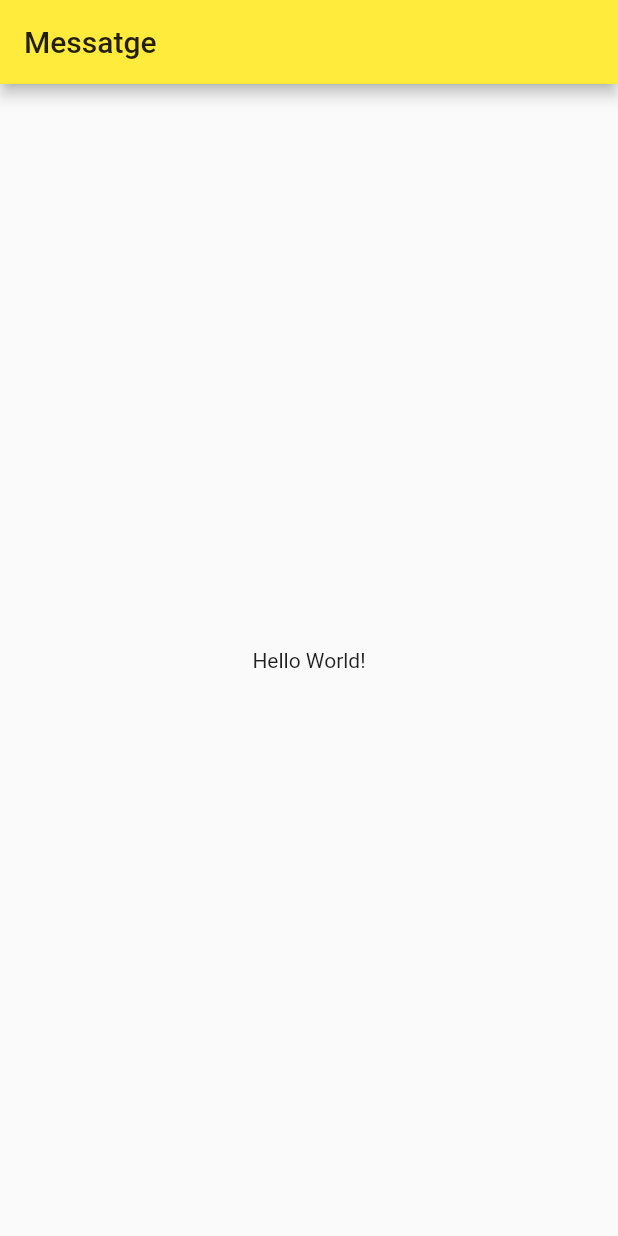
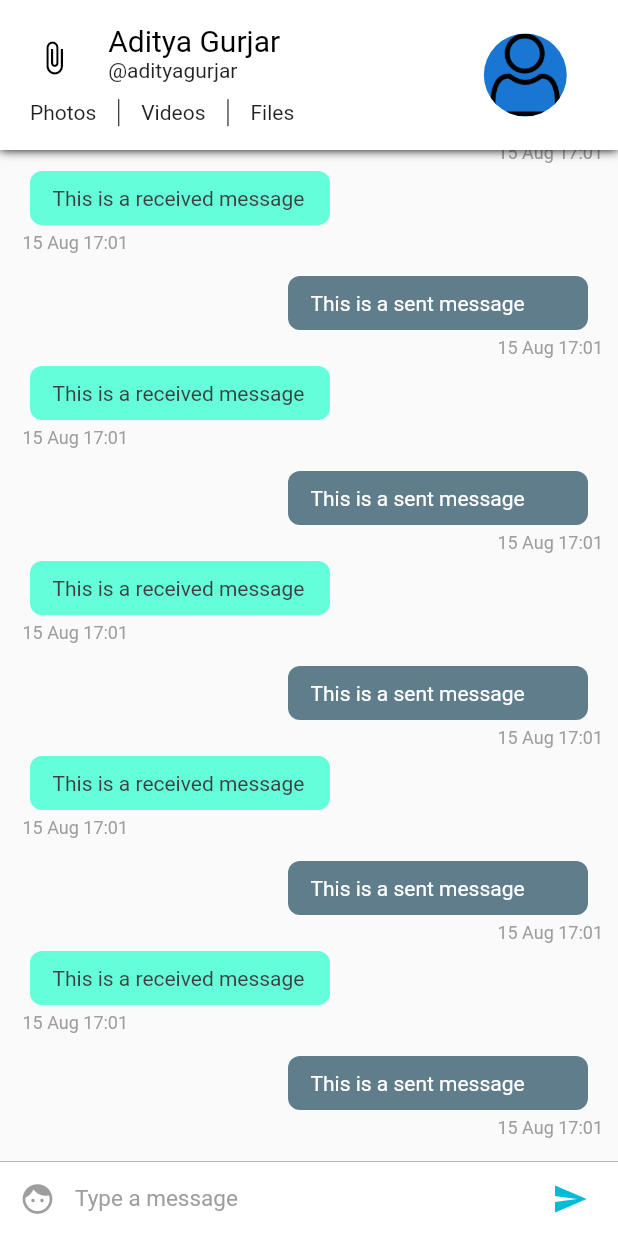
Before and after one commit to carlosProgrammer/messatge, a Flutter app: the screen it shows after launch, on a phone screen of 412 x 824 dp. Run offline on Flutter 3.47's test engine with Material 2 defaults, Android fonts, the phone set to English and light mode, and no system bars.

Commit message:
Created Conversation Screen UI, added config, pages and widgets directories and files as well

```diff
--- /dev/null
+++ b/lib/config/Assets.dart
@@ -0,0 +1,3 @@
+class Assets {
+  static String user = 'assets/user.png';
+}
--- /dev/null
+++ b/lib/config/Palette.dart
@@ -0,0 +1,15 @@
+import 'package:flutter/material.dart';
+
+// Color palette for the app
+class Palette{
+  static Color primaryColor = Colors.cyan;
+  static Color secondaryColor = Colors.black;
+  static Color primaryTextColor = Colors.black;
+  static Color secondaryTextColor = Colors.black87;
+  static Color primaryBackgroundColor = Colors.white;
+  static Color selfMessageBackgroundColor = Colors.blueGrey;
+  static Color otherMessageBackgroundColor = Colors.tealAccent;
+  static Color selfMessageColor = Colors.white;
+  static Color otherMessageColor = Color(0xff3f3f3f);
+  static Color greyColor = Colors.grey;
+}
--- a/lib/main.dart
+++ b/lib/main.dart
@@ -1,47 +1,18 @@
 import 'package:flutter/material.dart';
+import 'package:messatge/pages/ConversationPageList.dart';
 
-void main() => runApp(MyApp());
+void main() => runApp(Messatge());
 
-class MyApp extends StatelessWidget {
+class Messatge extends StatelessWidget {
   // This widget is the root of your application.
   @override
   Widget build(BuildContext context) {
     return MaterialApp(
       title: 'Messatge',
       theme: ThemeData(
-        primarySwatch: Colors.yellow,
+        primarySwatch: Colors.blue,
       ),
-      home: MyHomePage(title: 'Messatge'),
+      home: ConversationPageList(),
     );
   }
 }
-
-class MyHomePage extends StatefulWidget {
-  MyHomePage({Key key, this.title}) : super(key: key);
-
-  final String title;
-
-  @override
-  _MyHomePageState createState() => _MyHomePageState();
-}
-
-class _MyHomePageState extends State<MyHomePage> {
-
-  @override
-  Widget build(BuildContext context) {
-    // The Flutter framework has been optimized to make rerunning build methods
-    // fast, so that you can just rebuild anything that needs updating rather
-    // than having to individually change instances of widgets.
-    return Scaffold(
-        appBar: AppBar(
-          // Here we take the value from the MyHomePage object that was created by
-          // the App.build method, and use it to set our appbar title.
-          title: Text(widget.title),
-        ),
-        body: Center(
-            child:Text('Hello World!')
-        )
-    );
-
-  }
-}
--- /dev/null
+++ b/lib/pages/ConversationPage.dart
@@ -0,0 +1,31 @@
+import 'package:flutter/material.dart';
+
+import 'package:messatge/widgets/ChatAppBar.dart';
+import 'package:messatge/widgets/ChatListWidget.dart';
+import 'package:messatge/widgets/InputWidget.dart';
+
+class ConversationPage extends StatefulWidget {
+  @override
+  _ConversationPageState createState() => _ConversationPageState();
+}
+
+class _ConversationPageState extends State<ConversationPage> {
+
+  @override
+  Widget build(BuildContext context) {
+    return SafeArea(
+      child: Scaffold(
+        appBar: ChatAppBar(),
+        body: Stack(children: <Widget>[
+          Column(
+            children: <Widget>[
+              ChatListWidget(),
+              InputWidget()
+              ],
+            ),
+          ]
+        )
+      )
+    );
+  }
+}
--- /dev/null
+++ b/lib/pages/ConversationPageList.dart
@@ -0,0 +1,23 @@
+import 'package:flutter/material.dart';
+
+import 'ConversationPage.dart';
+
+class ConversationPageList extends StatefulWidget {
+
+  @override
+  _ConversationPageListState createState() => _ConversationPageListState();
+}
+
+class _ConversationPageListState extends State<ConversationPageList> {
+
+  @override
+  Widget build(BuildContext context) {
+    return PageView(
+      children: <Widget>[
+        ConversationPage(),
+        ConversationPage(),
+        ConversationPage()
+      ],
+    );
+  }
+}
--- /dev/null
+++ b/lib/widgets/ChatAppBar.dart
@@ -0,0 +1,101 @@
+import 'package:flutter/material.dart';
+import 'package:messatge/config/Assets.dart';
+import 'package:messatge/config/Palette.dart';
+
+class ChatAppBar extends StatelessWidget implements PreferredSizeWidget {
+  final double height = 100;
+  @override
+  Widget build(BuildContext context) {
+    var textHeading = TextStyle(color: Palette.primaryTextColor, fontSize: 20); // Text style for the name
+    var textStyle = TextStyle(color: Palette.secondaryTextColor); // Text style for everything else
+
+    double width = MediaQuery.of(context).size.width; // calculate the screen width
+    return Material(
+        child: Container(
+            decoration: new BoxDecoration(boxShadow: [ //adds a shadow to the appbar
+              new BoxShadow(
+                color: Colors.black,
+                blurRadius: 5.0,
+              )]),
+            child:  Container(
+                color: Palette.primaryBackgroundColor,
+                child: Row(children: <Widget>[
+                  Expanded( //we're dividing the appbar into 7 : 3 ratio. 7 is for content and 3 is for the display picture.
+                      flex: 7,
+                      child: Center(
+                          child: Column(
+                            mainAxisSize: MainAxisSize.min,
+                            children: <Widget>[
+                              Container(
+                                  height: 70 - (width * .06),
+                                  child: Row(
+                                    crossAxisAlignment: CrossAxisAlignment.start,
+                                    children: <Widget>[
+                                      Expanded(
+                                          flex: 2,
+                                          child: Center(
+                                              child: Icon(
+                                                Icons.attach_file,
+                                                color: Palette.secondaryColor,
+                                              ))),
+                                      Expanded(
+                                          flex: 6,
+                                          child: Container(
+                                              child: Column(
+                                                crossAxisAlignment:
+                                                CrossAxisAlignment.start,
+                                                mainAxisAlignment: MainAxisAlignment.center,
+                                                mainAxisSize: MainAxisSize.min,
+                                                children: <Widget>[
+                                                  Text('Aditya Gurjar', style: textHeading),
+                                                  Text('@adityagurjar', style: textStyle)
+                                                ],
+                                              ))),
+                                    ],
+                                  )),
+                              //second row containing the buttons for media
+                              Container(
+                                  height: 23,
+                                  padding: EdgeInsets.fromLTRB(20, 5, 5, 0),
+                                  child: Row(
+                                    mainAxisAlignment: MainAxisAlignment.start,
+                                    crossAxisAlignment: CrossAxisAlignment.center,
+                                    children: <Widget>[
+                                      Text(
+                                        'Photos',
+                                        style: textStyle,
+                                      ),
+                                      VerticalDivider(
+                                        width: 30,
+                                        color: Palette.primaryTextColor,
+                                      ),
+                                      Text(
+                                        'Videos',
+                                        style: textStyle,
+                                      ),
+                                      VerticalDivider(
+                                        width: 30,
+                                        color: Palette.primaryTextColor,
+                                      ),
+                                      Text('Files', style: textStyle)
+                                    ],
+                                  )),
+                            ],
+                          ))),
+                  //This is the display picture
+                  Expanded(
+                      flex: 3,
+                      child: Container(
+                          child: Center(
+                              child: CircleAvatar(
+                                radius: (80 - (width * .06)) / 2,
+                                backgroundImage: Image.asset(
+                                  Assets.user,
+                                ).image,
+                              )))),
+                ]))));
+  }
+
+  @override
+  Size get preferredSize => Size.fromHeight(height);
+}
--- /dev/null
+++ b/lib/widgets/ChatItemWidget.dart
@@ -0,0 +1,90 @@
+import 'package:flutter/material.dart';
+import 'package:intl/intl.dart';
+
+import 'package:messatge/config/Palette.dart';
+
+class ChatItemWidget extends StatelessWidget{
+  var index;
+
+  ChatItemWidget(this.index);
+
+  @override
+  Widget build(BuildContext context) {
+    // TODO: implement build
+    if (index % 2 == 0) {
+      //This is the sent message. We'll later use data from firebase instead of index to determine the message is sent or received.
+      return Container(
+          child: Column(children: <Widget>[
+            Row(
+              children: <Widget>[
+                Container(
+                  child: Text(
+                    'This is a sent message',
+                    style: TextStyle(color: Palette.selfMessageColor),
+                  ),
+                  padding: EdgeInsets.fromLTRB(15.0, 10.0, 15.0, 10.0),
+                  width: 200.0,
+                  decoration: BoxDecoration(
+                      color: Palette.selfMessageBackgroundColor,
+                      borderRadius: BorderRadius.circular(8.0)),
+                  margin: EdgeInsets.only(right: 10.0),
+                )
+              ],
+              mainAxisAlignment:
+              MainAxisAlignment.end, // aligns the chatitem to right end
+            ),
+            Row(
+                mainAxisAlignment: MainAxisAlignment.end,
+                children: <Widget>[
+                  Container(
+                    child: Text(
+                      DateFormat('dd MMM kk:mm')
+                          .format(DateTime.fromMillisecondsSinceEpoch(1565888474278)),
+                      style: TextStyle(
+                          color: Palette.greyColor,
+                          fontSize: 12.0,
+                          fontStyle: FontStyle.normal),
+                    ),
+                    margin: EdgeInsets.only(left: 5.0, top: 5.0, bottom: 5.0),
+                  )])
+          ]));
+    } else {
+      // This is a received message
+      return Container(
+        child: Column(
+          children: <Widget>[
+            Row(
+              children: <Widget>[
+                Container(
+                  child: Text(
+                    'This is a received message',
+                    style: TextStyle(color: Palette.otherMessageColor),
+                  ),
+                  padding: EdgeInsets.fromLTRB(15.0, 10.0, 15.0, 10.0),
+                  width: 200.0,
+                  decoration: BoxDecoration(
+                      color: Palette.otherMessageBackgroundColor,
+                      borderRadius: BorderRadius.circular(8.0)),
+                  margin: EdgeInsets.only(left: 10.0),
+                )
+              ],
+            ),
+            Container(
+              child: Text(
+                DateFormat('dd MMM kk:mm')
+                    .format(DateTime.fromMillisecondsSinceEpoch(1565888474278)),
+                style: TextStyle(
+                    color: Palette.greyColor,
+                    fontSize: 12.0,
+                    fontStyle: FontStyle.normal),
+              ),
+              margin: EdgeInsets.only(left: 5.0, top: 5.0, bottom: 5.0),
+            )
+          ],
+          crossAxisAlignment: CrossAxisAlignment.start,
+        ),
+        margin: EdgeInsets.only(bottom: 10.0),
+      );
+    }  }
+
+}
--- /dev/null
+++ b/lib/widgets/ChatListWidget.dart
@@ -0,0 +1,19 @@
+import 'package:flutter/material.dart';
+
+import 'ChatItemWidget.dart';
+
+class ChatListWidget extends StatelessWidget{
+  final ScrollController listScrollController = new ScrollController();
+  @override
+  Widget build(BuildContext context) {
+    // TODO: implement build
+    return Flexible(
+        child: ListView.builder(
+          padding: EdgeInsets.all(10.0),
+          itemBuilder: (context, index) => ChatItemWidget(index),
+          itemCount: 20,
+          reverse: true,
+          controller: listScrollController,
+        ));
+  }
+}
--- /dev/null
+++ b/lib/widgets/InputWidget.dart
@@ -0,0 +1,61 @@
+import 'package:flutter/material.dart';
+
+import 'package:messatge/config/Palette.dart';
+
+class InputWidget extends StatelessWidget {
+
+  final TextEditingController textEditingController = new TextEditingController();
+
+  @override
+  Widget build(BuildContext context) {
+    return Container(
+      child: Row(
+        children: <Widget>[
+          Material(
+            child: new Container(
+              margin: new EdgeInsets.symmetric(horizontal: 1.0),
+              child: new IconButton(
+                icon: new Icon(Icons.face),
+                color: Palette.primaryColor,
+              ),
+            ),
+            color: Colors.white,
+          ),
+
+          // Text input
+          Flexible(
+            child: Container(
+              child: TextField(
+                style: TextStyle(color: Palette.primaryTextColor, fontSize: 15.0),
+                controller: textEditingController,
+                decoration: InputDecoration.collapsed(
+                  hintText: 'Type a message',
+                  hintStyle: TextStyle(color: Palette.greyColor),
+                ),
+              ),
+            ),
+          ),
+
+          // Send Message Button
+          Material(
+            child: new Container(
+              margin: new EdgeInsets.symmetric(horizontal: 8.0),
+              child: new IconButton(
+                icon: new Icon(Icons.send),
+                onPressed: () => {},
+                color: Palette.primaryColor,
+              ),
+            ),
+            color: Colors.white,
+          ),
+        ],
+      ),
+      width: double.infinity,
+      height: 50.0,
+      decoration: new BoxDecoration(
+          border: new Border(
+              top: new BorderSide(color: Palette.greyColor, width: 0.5)),
+          color: Colors.white),
+    );
+  }
+}
--- a/pubspec.yaml
+++ b/pubspec.yaml
@@ -23,6 +23,7 @@ environment:
 dependencies:
   flutter:
     sdk: flutter
+  intl: ^0.15.8
 
 
   # The following adds the Cupertino Icons font to your application.
@@ -38,6 +39,9 @@ dev_dependencies:
 
 # The following section is specific to Flutter.
 flutter:
+
+  assets:
+    - assets/
 
   # The following line ensures that the Material Icons font is
   # included with your application, so that you can use the icons in
```
Also changed, not shown: assets/user.png (added), pubspec.lock.
